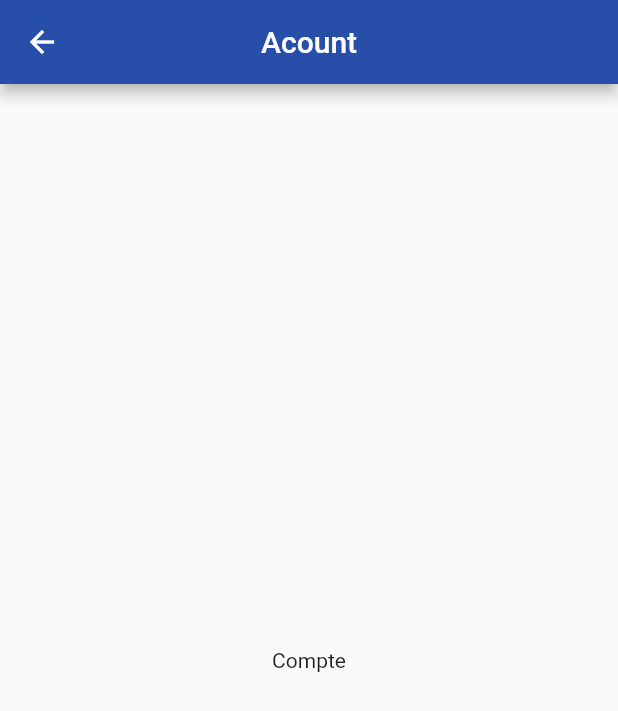
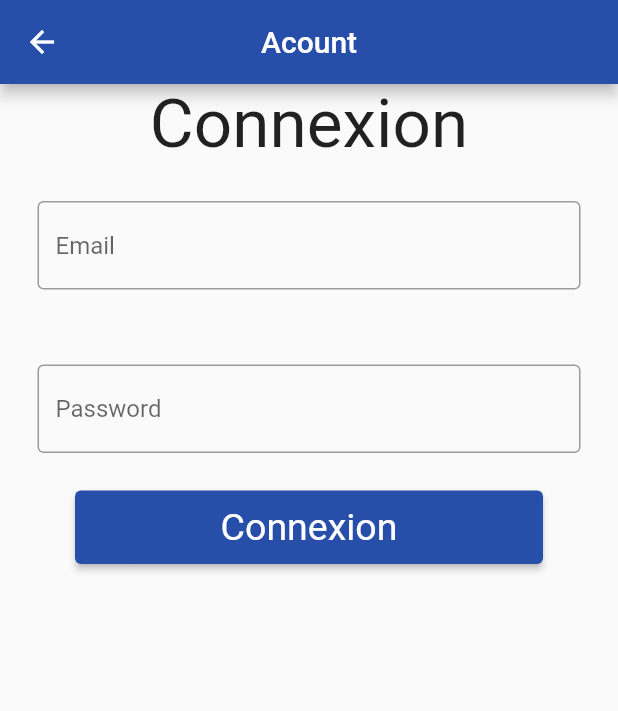
Before and after one commit to ClementQ/flutter_cube, a Flutter app: the Acount screen opened directly, on a phone screen of 412 x 824 dp. Shown: the top 711 px of the screen. Run offline on Flutter 3.47's test engine with Material 2 defaults, Android fonts, the phone set to English and light mode, and no system bars; network calls fail.

Commit message:
Add connexion page and first step of API call

```diff
--- /dev/null
+++ b/lib/Components/Connexion.dart
@@ -0,0 +1,70 @@
+// import 'dart:html';
+
+import 'dart:ui';
+
+import 'package:flutter/material.dart';
+
+class Connexion extends StatefulWidget {
+  Connexion({Key key, this.title}) : super(key: key);
+  final String title;
+
+  @override
+  _ConnexionState createState() => _ConnexionState();
+}
+
+
+
+class _ConnexionState extends State<Connexion> {
+  @override
+  Widget build(BuildContext context) {
+    return
+        Container(
+          child:
+            Column(
+              children: [
+                Text("Connexion",
+                  style: TextStyle(fontSize: 45)
+                ),
+                Padding(
+                  padding: EdgeInsets.all(25),
+                  child: TextField(
+                    decoration: InputDecoration(
+                        border: OutlineInputBorder(),
+                        hintText: 'Email'
+                    ),
+                  ),
+                ),
+                Padding(
+                  padding: EdgeInsets.all(25),
+                  child: TextField(
+                    obscureText: true,
+                    decoration: InputDecoration(
+                        border: OutlineInputBorder(),
+                        hintText: 'Password'
+                    ),
+                  ),
+                ),
+                Padding(
+                    padding: EdgeInsets.only(left: 50,right:50),
+                    child: Row(
+                      children: [
+                        Expanded(
+                          child: ElevatedButton(
+                            style: ElevatedButton.styleFrom(textStyle:TextStyle(fontSize: 25),primary: Color.fromARGB(255, 39, 78, 168)),
+                            onPressed: () {},
+                            child: Padding(
+                              padding: EdgeInsets.all(10),
+                              child: Text('Connexion'),
+                            )
+                          ),
+                        )
+                      ],
+                    ),
+                ),
+
+              ],
+            ),
+        );
+  }
+
+}
--- /dev/null
+++ b/lib/Models/Connexion.dart
@@ -0,0 +1,5 @@
+
+class Connexion{
+  bool isConnected;
+
+}
--- a/lib/Pages/Acount.dart
+++ b/lib/Pages/Acount.dart
@@ -3,6 +3,7 @@ import 'package:flutter_cube/Pages/Acount.dart';
 import 'package:flutter_cube/Pages/Forum.dart';
 import 'package:flutter_cube/Pages/Quiz.dart';
 import 'package:flutter_cube/Pages/home_page.dart';
+import 'package:flutter_cube/Components/Connexion.dart';
 
 class Acount extends StatefulWidget {
   Acount({Key key, this.title}) : super(key: key);
@@ -14,19 +15,41 @@ class Acount extends StatefulWidget {
 
 class _Acount_State extends State<Acount> {
 
+  bool isConnected = true;
+
+
   @override
   Widget build(BuildContext context) {
+    if (isConnected == true) {
       return Scaffold(
         appBar: AppBar(
           title: Text(widget.title),
-        backgroundColor: Color.fromARGB(255,39,78,168),
+          backgroundColor: Color.fromARGB(255, 39, 78, 168),
           centerTitle: true,
 
         ),
         body: Center(
             child:
-          Text("Compte")
+                Connexion()
+
+          // Text("${isConnected}")
+        ),
+      );
+    } else if(isConnected == false){
+      return Scaffold(
+        appBar: AppBar(
+          title: Text(widget.title),
+          backgroundColor: Color.fromARGB(255, 39, 78, 168),
+          centerTitle: true,
+
+        ),
+        body: Center(
+            child:
+
+            Text("${isConnected}")
         ),
       );
     }
+
   }
+}
```
Lines whose indentation alone changed are shown as unchanged.
